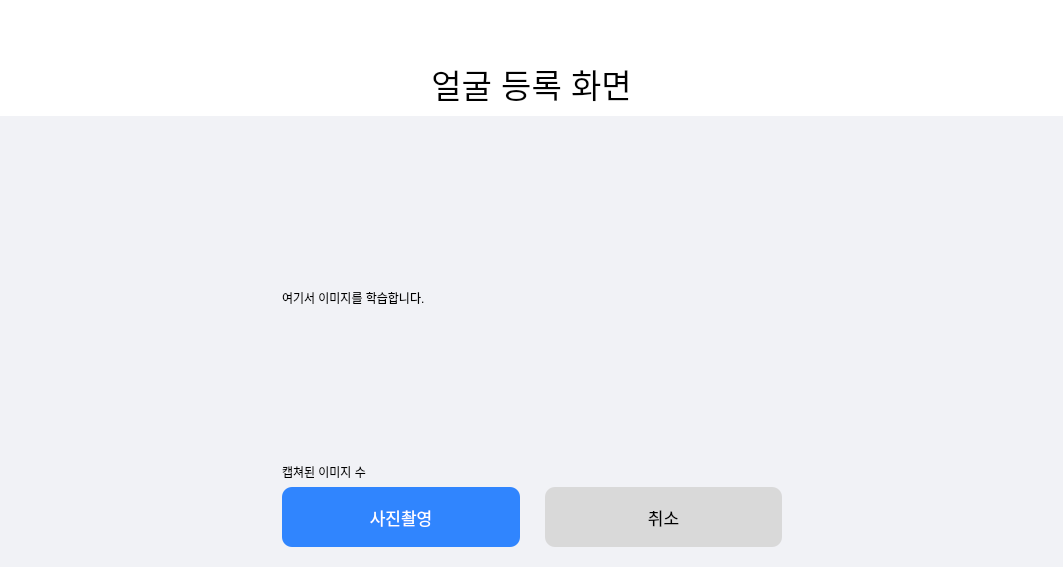
This is Main/UI/SaveUserImg.ui in Uyuniwhite/Face-recognition-Attendance-System-Project as Qt 5 draws it before an edit. The edited form follows.
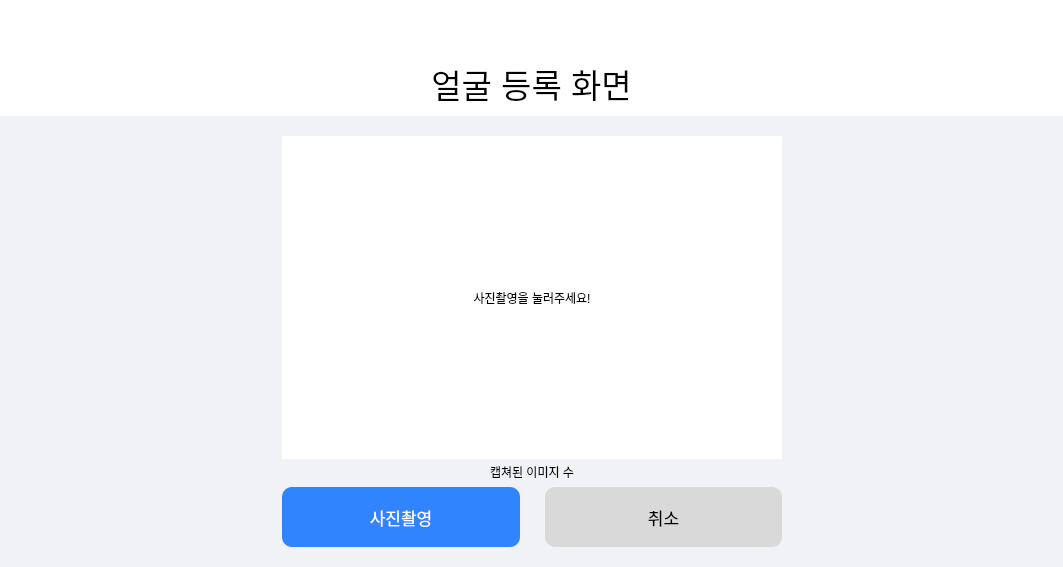
This is the edited form.

The edit to the form file:
```diff
--- a/Main/UI/SaveUserImg.ui
+++ b/Main/UI/SaveUserImg.ui
@@ -223,8 +223,14 @@
              <height>323</height>
             </size>
            </property>
+           <property name="styleSheet">
+            <string notr="true">background-color: rgb(255, 255, 255);</string>
+           </property>
            <property name="text">
-            <string>여기서 이미지를 학습합니다.</string>
+            <string>사진촬영을 눌러주세요!</string>
+           </property>
+           <property name="alignment">
+            <set>Qt::AlignCenter</set>
            </property>
           </widget>
          </item>
@@ -233,6 +239,9 @@
            <property name="text">
             <string>캡쳐된 이미지 수</string>
            </property>
+           <property name="alignment">
+            <set>Qt::AlignCenter</set>
+           </property>
           </widget>
          </item>
          <item>
```
Left out of the diff: 4 changed lines with no effect on the pictures.
